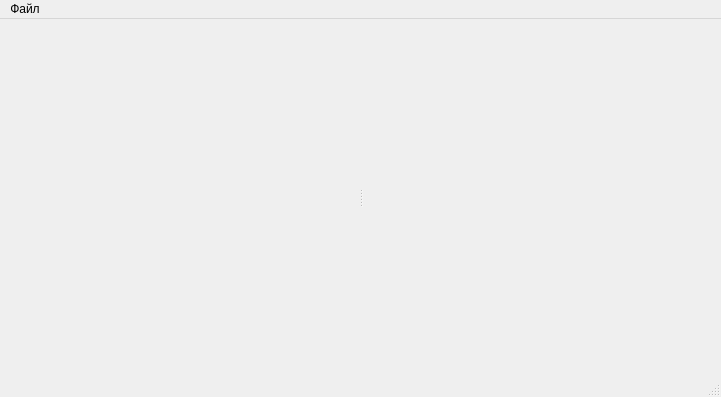
Above: dh-software/applications/fft_viewer/main_window.ui from Prisyazhniuk/dh_software before the change. Below: the same form after it.
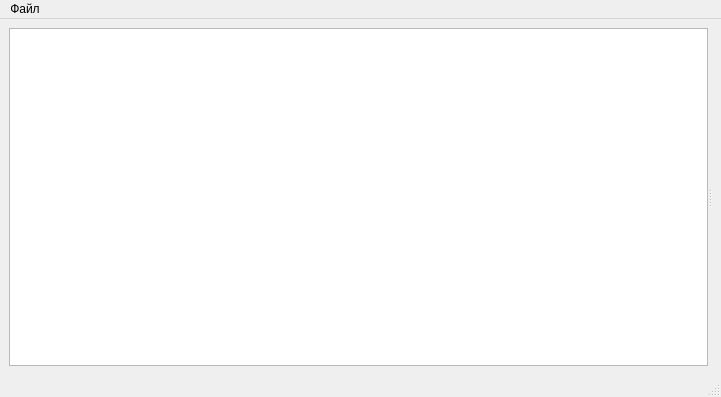
That is the form after the change.

```diff
--- a/dh-software/applications/fft_viewer/main_window.ui
+++ b/dh-software/applications/fft_viewer/main_window.ui
@@ -21,7 +21,11 @@
        <enum>Qt::Horizontal</enum>
       </property>
       <widget class="QWidget" name="verticalLayoutWidget">
-       <layout class="QVBoxLayout" name="verticalLayout"/>
+       <layout class="QVBoxLayout" name="verticalLayout">
+        <item>
+         <widget class="QTableView" name="statistics_view"/>
+        </item>
+       </layout>
       </widget>
       <widget class="QWidget" name="verticalLayoutWidget_2">
        <layout class="QVBoxLayout" name="graphics_view_layout"/>
```
